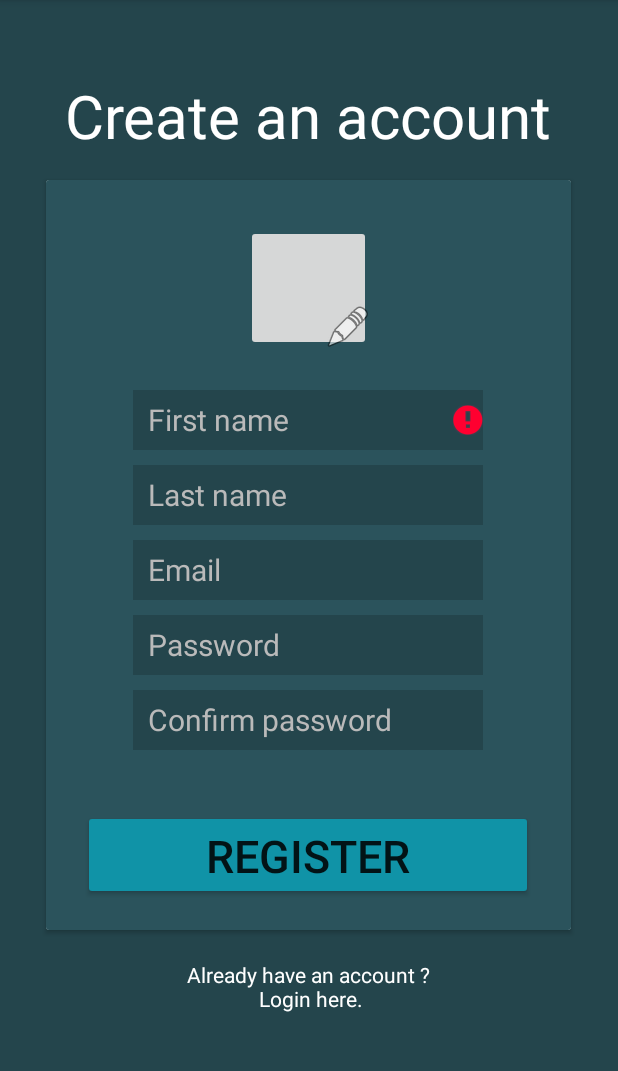
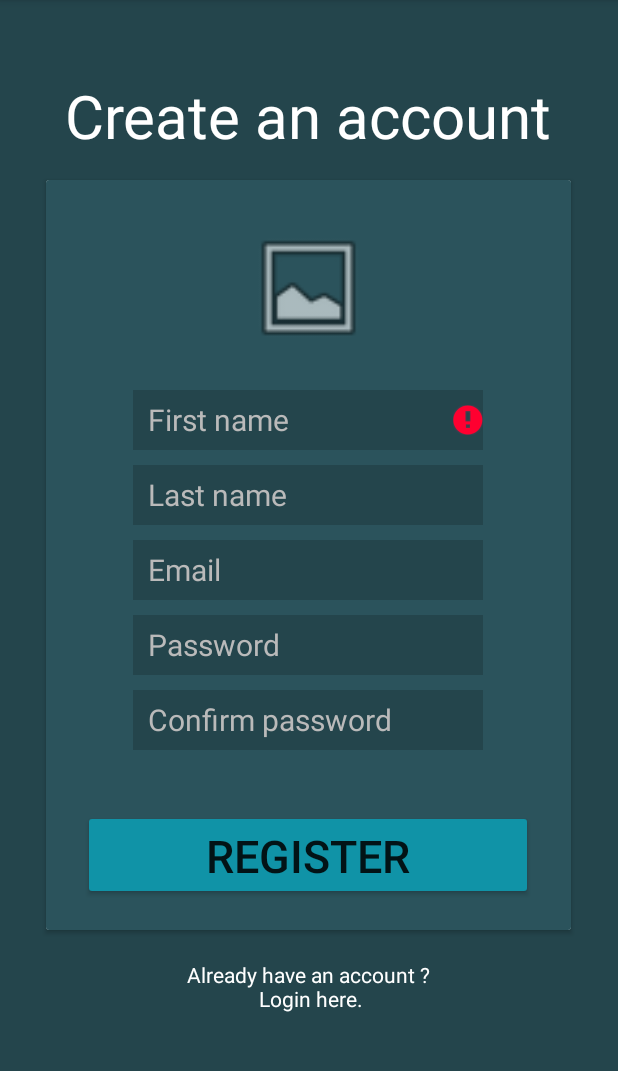
Before and after one commit to MathildeLasseigne/Co-lendar, an Android app: the RegisterActivity screen opened directly, with no data from a screen before it, after a tap on an icon or button, on a phone screen of 412 x 824 dp, the part 84-1155 px from its top. Run offline under Robolectric (Android 15) with nearby library versions, the phone set to English and light mode, and no system bars; our stand-ins replace Firebase (no records; nobody signed in at launch, a user with empty details on screens opened directly); 1 other tap on this screen came first.

Commit message:
Adding images #7

```diff
--- a/app/build.gradle
+++ b/app/build.gradle
@@ -27,6 +27,7 @@ dependencies {
     implementation 'com.google.firebase:firebase-database:20.0.3'
     implementation 'com.google.android.material:material:1.4.0'
     implementation 'com.google.firebase:firebase-auth:21.0.1'
+    implementation 'com.google.firebase:firebase-storage:20.0.0'
     testImplementation 'junit:junit:4.12'
     androidTestImplementation 'androidx.test:runner:1.4.0'
     androidTestImplementation 'androidx.test.espresso:espresso-core:3.4.0'
--- a/app/src/main/AndroidManifest.xml
+++ b/app/src/main/AndroidManifest.xml
@@ -3,6 +3,7 @@
     package="fr.ups.co_lendar">
 
     <uses-permission android:name="android.permission.INTERNET" />
+    <uses-permission android:name="android.permission.READ_EXTERNAL_STORAGE"/>
 
     <application
         android:allowBackup="true"
--- a/app/src/main/java/fr/ups/co_lendar/RegisterActivity.java
+++ b/app/src/main/java/fr/ups/co_lendar/RegisterActivity.java
@@ -1,25 +1,26 @@
 package fr.ups.co_lendar;
 
 import androidx.annotation.NonNull;
+import androidx.annotation.Nullable;
 import androidx.appcompat.app.AppCompatActivity;
 
 import android.annotation.SuppressLint;
 import android.content.Intent;
+import android.net.Uri;
 import android.os.Bundle;
 import android.util.Log;
 import android.view.View;
 import android.widget.Button;
 import android.widget.EditText;
-import android.widget.ImageButton;
+import android.widget.ImageView;
 import android.widget.ProgressBar;
 import android.widget.TextView;
 import android.widget.Toast;
 
-import com.google.android.gms.tasks.OnCompleteListener;
-import com.google.android.gms.tasks.Task;
-import com.google.firebase.auth.AuthResult;
 import com.google.firebase.auth.FirebaseAuth;
 import com.google.firebase.database.FirebaseDatabase;
+import com.google.firebase.storage.FirebaseStorage;
+import com.google.firebase.storage.StorageReference;
 
 import java.util.Objects;
 import java.util.regex.Pattern;
@@ -29,16 +30,20 @@ import fr.ups.co_lendar.helpers.User;
 public class RegisterActivity extends AppCompatActivity implements View.OnClickListener{
 
     private FirebaseAuth mAuth;
+    private FirebaseStorage storage;
+    private StorageReference storageReference;
 
     EditText firstNameInput;
     EditText lastNameInput;
     EditText emailInput;
     EditText passwordInput;
     EditText passwordConfirmInput;
-    ImageButton profilePictureButton;
+    ImageView profilePictureImageView;
     Button registerButton;
     TextView backToLoginButton;
     ProgressBar progressBar;
+
+    private Uri imageUri;
 
     private static final String TAG = "RegisterActivity";
 
@@ -49,6 +54,8 @@ public class RegisterActivity extends AppCompatActivity implements View.OnClickL
 
         initializeUI();
         mAuth = FirebaseAuth.getInstance();
+        storage = FirebaseStorage.getInstance();
+        storageReference = storage.getReference();
     }
 
     private void initializeUI() {
@@ -58,8 +65,8 @@ public class RegisterActivity extends AppCompatActivity implements View.OnClickL
         passwordInput = findViewById(R.id.editText_password);
         passwordConfirmInput = findViewById(R.id.editText_passwordConfirm);
 
-        profilePictureButton = findViewById(R.id.imageButton_profilePicture);
-        profilePictureButton.setOnClickListener(this);
+        profilePictureImageView = findViewById(R.id.imageButton_profilePicture);
+        profilePictureImageView.setOnClickListener(this);
         registerButton = findViewById(R.id.button_register);
         registerButton.setOnClickListener(this);
         backToLoginButton = findViewById(R.id.textView_backToLogin);
@@ -77,6 +84,9 @@ public class RegisterActivity extends AppCompatActivity implements View.OnClickL
                 break;
             case R.id.textView_backToLogin:
                 startActivity(new Intent(this, MainLoginActivity.class));
+                break;
+            case R.id.imageButton_profilePicture:
+                choosePicture();
                 break;
         }
     }
@@ -101,12 +111,14 @@ public class RegisterActivity extends AppCompatActivity implements View.OnClickL
                                         if (task1.isSuccessful()) {
                                             Toast.makeText(this, getResources().getString(R.string.registrationSuccessful), Toast.LENGTH_LONG)
                                                     .show();
-                                            progressBar.setVisibility(View.GONE);
                                         } else {
                                             Toast.makeText(this, getResources().getString(R.string.registrationFailed), Toast.LENGTH_LONG)
                                                     .show();
                                         }
                                     });
+                            if (imageUri != null) {
+                                uploadPicture(Objects.requireNonNull(FirebaseAuth.getInstance().getCurrentUser()).getUid());
+                            }
                         } else {
                             Log.w(TAG, "createUserWithEmail:failure", task.getException());
                             Toast.makeText(this,  getResources().getString(R.string.registrationFailed), Toast.LENGTH_LONG)
@@ -155,4 +167,41 @@ public class RegisterActivity extends AppCompatActivity implements View.OnClickL
         }
         return true;
     }
+
+    private void choosePicture() {
+        Intent intent = new Intent();
+        intent.setType("image/*");
+        intent.setAction(Intent.ACTION_GET_CONTENT);
+        startActivityForResult(intent, 1);
+
+    }
+
+    @Override
+    protected void onActivityResult(int requestCode, int resultCode, @Nullable Intent data) {
+        super.onActivityResult(requestCode, resultCode, data);
+        if (requestCode == 1 && resultCode == RESULT_OK && data != null && data.getData() != null) {
+            imageUri = data.getData();
+            profilePictureImageView.setImageURI(imageUri);
+        }
+    }
+
+    private void uploadPicture(String UUID) {
+
+        StorageReference profilePicsRef = storageReference.child("profilePictures/" + UUID);
+
+        profilePicsRef.putFile(imageUri)
+                .addOnSuccessListener(taskSnapshot -> {
+                    Toast.makeText(this, getResources().getString(R.string.imageUploadSuccess), Toast.LENGTH_SHORT).show();
+                    progressBar.setVisibility(View.GONE);
+                })
+                .addOnFailureListener(e -> {
+                    Toast.makeText(this, getResources().getString(R.string.imageUploadFailure), Toast.LENGTH_SHORT).show();
+                    progressBar.setVisibility(View.GONE);
+                })
+                .addOnProgressListener(snapshot -> {
+                    double progressPercent = (100.00 * snapshot.getBytesTransferred() / snapshot.getTotalByteCount());
+                    progressBar.setProgress((int) Math.round(progressPercent));
+                });
+
+    }
 }
--- a/app/src/main/res/layout/activity_register.xml
+++ b/app/src/main/res/layout/activity_register.xml
@@ -110,21 +110,13 @@
                 android:textSize="30sp"
                 app:cornerRadius="30dp" />
 
-            <ImageButton
+            <ImageView
                 android:id="@+id/imageButton_profilePicture"
                 android:layout_width="83dp"
                 android:layout_height="84dp"
                 android:layout_centerHorizontal="true"
                 android:layout_marginTop="30dp"
-                tools:srcCompat="@tools:sample/avatars" />
-
-            <ImageView
-                android:id="@+id/imageView"
-                android:layout_width="wrap_content"
-                android:layout_height="wrap_content"
-                android:layout_marginStart="185dp"
-                android:layout_marginTop="82dp"
-                app:srcCompat="@android:drawable/ic_menu_edit" />
+                app:srcCompat="@android:drawable/ic_menu_gallery" />
 
 
         </RelativeLayout>
--- a/app/src/main/res/values/strings.xml
+++ b/app/src/main/res/values/strings.xml
@@ -27,4 +27,6 @@
     <string name="loginFailed">Failed to log in. Try again!</string>
     <string name="tableNameUsers">users</string>
     <string name="emailRegex">(?:[a-z0-9!#$%&amp;\'*+/=?^_`{|}~-]+(?:\\.[a-z0-9!#$%&amp;\'*+/=?^_`{|}~-]+)*|\"(?:[\\x01-\\x08\\x0b\\x0c\\x0e-\\x1f\\x21\\x23-\\x5b\\x5d-\\x7f]|\\\\[\\x01-\\x09\\x0b\\x0c\\x0e-\\x7f])*\")@(?:(?:[a-z0-9](?:[a-z0-9-]*[a-z0-9])?\\.)+[a-z0-9](?:[a-z0-9-]*[a-z0-9])?|\\[(?:(?:25[0-5]|2[0-4][0-9]|[01]?[0-9][0-9]?)\\.){3}(?:25[0-5]|2[0-4][0-9]|[01]?[0-9][0-9]?|[a-z0-9-]*[a-z0-9]:(?:[\\x01-\\x08\\x0b\\x0c\\x0e-\\x1f\\x21-\\x5a\\x53-\\x7f]|\\\\[\\x01-\\x09\\x0b\\x0c\\x0e-\\x7f])+)\\])</string>
+    <string name="imageUploadSuccess">The image has been successfully uploaded.</string>
+    <string name="imageUploadFailure">The image failed to be uploaded. Try again.</string>
 </resources>
```
